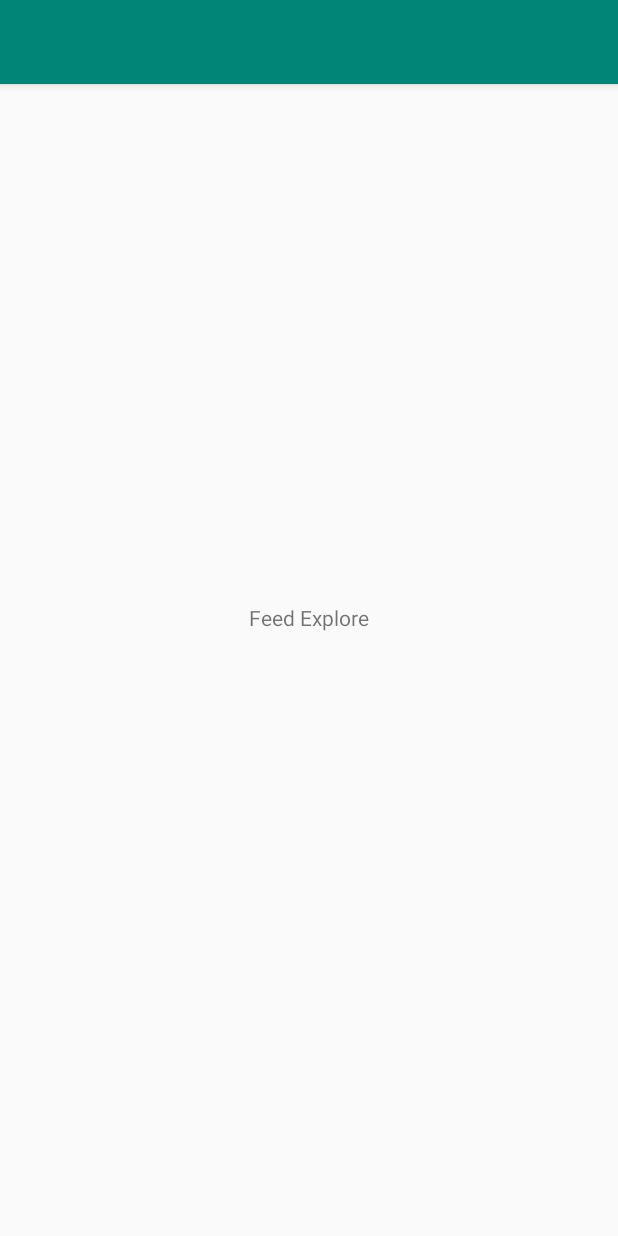
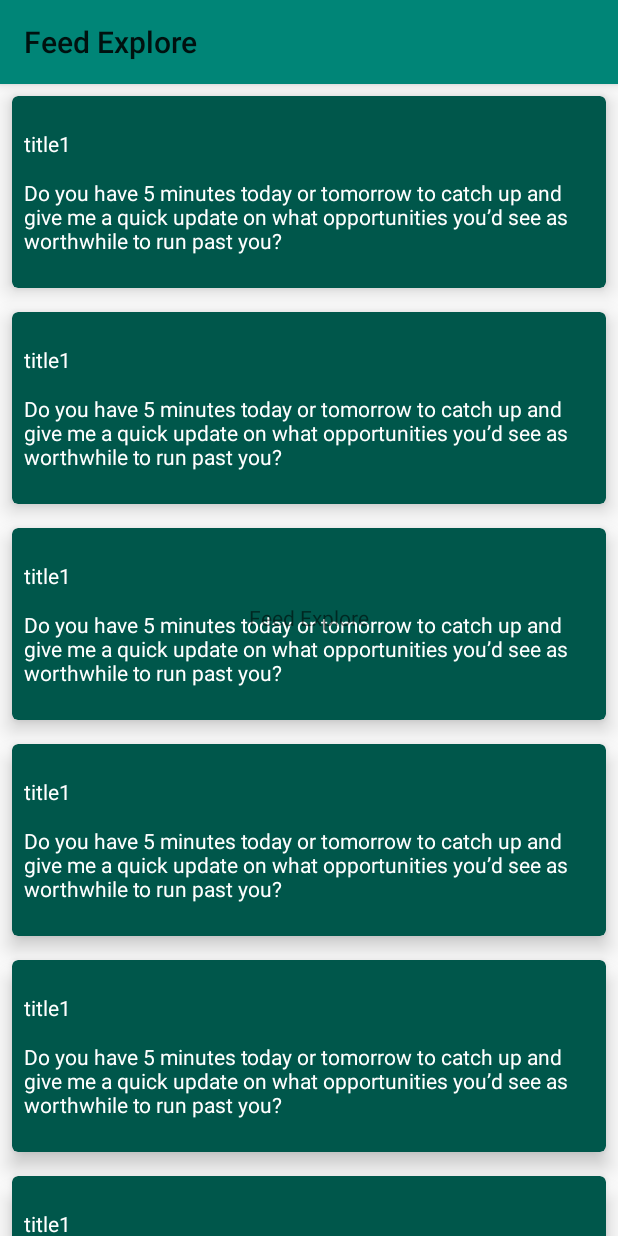
Before and after one commit to HuaiYuanMike/news-feed-exploration, an Android app: the screen it shows after launch (MainActivity), on a phone screen of 412 x 824 dp. Run offline under Robolectric (Android 15) with nearby library versions, the phone set to English and light mode, and no system bars; our stand-ins replace Room's generated code.

Commit message:
Add list of cards into main feed and populate with test items.

```diff
--- a/app/build.gradle
+++ b/app/build.gradle
@@ -10,7 +10,7 @@ android {
     compileSdkVersion 29
     buildToolsVersion "29.0.1"
     defaultConfig {
-        applicationId "com.example.testapp"
+        applicationId "com.example.newsFeed"
         minSdkVersion 21
         targetSdkVersion 29
         versionCode 1
@@ -43,6 +43,7 @@ dependencies {
     implementation 'androidx.constraintlayout:constraintlayout:1.1.3'
     implementation "androidx.coordinatorlayout:coordinatorlayout:1.1.0"
     implementation "androidx.recyclerview:recyclerview:1.1.0"
+    implementation "androidx.cardview:cardview:1.0.0"
 
     implementation "com.google.android.material:material:1.1.0"
 
--- a/app/src/main/java/com/example/newsFeed/mainFeed/presentation/MainActivity.kt
+++ b/app/src/main/java/com/example/newsFeed/mainFeed/presentation/MainActivity.kt
@@ -1,7 +1,7 @@
 package com.example.newsFeed.mainFeed.presentation
 
+import android.os.Bundle
 import androidx.appcompat.app.AppCompatActivity
-import android.os.Bundle
 import com.example.newsFeed.R
 
 class MainActivity : AppCompatActivity() {
--- a/app/src/main/java/com/example/newsFeed/mainFeed/presentation/MainFeedFragment.kt
+++ b/app/src/main/java/com/example/newsFeed/mainFeed/presentation/MainFeedFragment.kt
@@ -6,9 +6,15 @@ import android.view.View
 import android.view.ViewGroup
 import androidx.appcompat.app.AppCompatActivity
 import androidx.fragment.app.Fragment
+import androidx.recyclerview.widget.LinearLayoutManager
+import androidx.recyclerview.widget.RecyclerView
 import com.example.newsFeed.R
 
 class MainFeedFragment : Fragment() {
+
+    lateinit var recyclerView: RecyclerView
+    private val listAdapter = MainFeedListAdapter()
+
     override fun onCreateView(
         inflater: LayoutInflater,
         container: ViewGroup?,
@@ -17,8 +23,24 @@ class MainFeedFragment : Fragment() {
         return inflater.inflate(R.layout.fragment_main_feed, container, false )
     }
 
-    override fun onCreate(savedInstanceState: Bundle?) {
-        super.onCreate(savedInstanceState)
-        (activity as AppCompatActivity).setSupportActionBar(view?.findViewById(R.id.tool_bar))
+
+    override fun onViewCreated(view: View, savedInstanceState: Bundle?) {
+        super.onViewCreated(view, savedInstanceState)
+
+        initToolbar(view)
+
+        initRecyclerView(view)
+    }
+
+    private fun initRecyclerView(rootView: View) {
+        recyclerView = rootView.findViewById(R.id.recycler_view)
+        recyclerView.adapter = listAdapter
+        recyclerView.layoutManager = LinearLayoutManager(this.context)
+        //        recyclerView.addItemDecoration(DividerItemDecoration(this.context, RecyclerView.VERTICAL))
+    }
+
+    private fun initToolbar(rootView: View) {
+        (activity as AppCompatActivity).setSupportActionBar(rootView.findViewById(R.id.tool_bar))
+        (activity as AppCompatActivity).supportActionBar?.title = getString(R.string.app_name)
     }
 }
--- /dev/null
+++ b/app/src/main/java/com/example/newsFeed/mainFeed/presentation/MainFeedListAdapter.kt
@@ -0,0 +1,50 @@
+package com.example.newsFeed.mainFeed.presentation
+
+import android.view.LayoutInflater
+import android.view.View
+import android.view.ViewGroup
+import android.widget.TextView
+import androidx.recyclerview.widget.RecyclerView
+import com.example.newsFeed.R
+import com.example.newsFeed.mainFeed.data.Note
+
+class MainFeedListAdapter : RecyclerView.Adapter<MainFeedListAdapter.MainFeedViewHolder>() {
+
+    // TODO Test list
+    val itemList: List<Note> = listOf(
+        Note(0, "title1", "author", "Do you have 5 minutes today or tomorrow to catch up and give me a quick update on what opportunities you’d see as worthwhile to run past you?"),
+        Note(1, "title1", "author", "Do you have 5 minutes today or tomorrow to catch up and give me a quick update on what opportunities you’d see as worthwhile to run past you?"),
+        Note(2, "title1", "author", "Do you have 5 minutes today or tomorrow to catch up and give me a quick update on what opportunities you’d see as worthwhile to run past you?"),
+        Note(3, "title1", "author", "Do you have 5 minutes today or tomorrow to catch up and give me a quick update on what opportunities you’d see as worthwhile to run past you?"),
+        Note(4, "title1", "author", "Do you have 5 minutes today or tomorrow to catch up and give me a quick update on what opportunities you’d see as worthwhile to run past you?"),
+        Note(5, "title1", "author", "Do you have 5 minutes today or tomorrow to catch up and give me a quick update on what opportunities you’d see as worthwhile to run past you?"),
+        Note(6, "title1", "author", "Do you have 5 minutes today or tomorrow to catch up and give me a quick update on what opportunities you’d see as worthwhile to run past you?"),
+        Note(7, "title1", "author", "Do you have 5 minutes today or tomorrow to catch up and give me a quick update on what opportunities you’d see as worthwhile to run past you?"),
+        Note(8, "title1", "author", "Do you have 5 minutes today or tomorrow to catch up and give me a quick update on what opportunities you’d see as worthwhile to run past you?"),
+        Note(9, "title1", "author", "Do you have 5 minutes today or tomorrow to catch up and give me a quick update on what opportunities you’d see as worthwhile to run past you?"),
+        Note(10, "title1", "author", "Do you have 5 minutes today or tomorrow to catch up and give me a quick update on what opportunities you’d see as worthwhile to run past you?")
+    )
+
+    class MainFeedViewHolder(itemView: View) : RecyclerView.ViewHolder (itemView){
+
+        val title = itemView.findViewById<TextView>(R.id.title)
+        val content = itemView.findViewById<TextView>(R.id.content)
+
+        fun bind(item: Note) {
+            title.text = item.title
+            content.text = item.content
+        }
+    }
+
+    override fun onCreateViewHolder(parent: ViewGroup, viewType: Int): MainFeedViewHolder {
+        return MainFeedViewHolder(LayoutInflater.from(parent.context).inflate(R.layout.item_main_feed_card, parent, false))
+    }
+
+    override fun getItemCount(): Int = itemList.size
+
+    override fun getItemViewType(position: Int) = 0
+
+    override fun onBindViewHolder(holder: MainFeedViewHolder, position: Int) {
+        holder.bind(itemList[position])
+    }
+}
--- /dev/null
+++ b/app/src/main/res/layout/item_main_feed_card.xml
@@ -0,0 +1,36 @@
+<?xml version="1.0" encoding="utf-8"?>
+<androidx.cardview.widget.CardView
+        xmlns:android="http://schemas.android.com/apk/res/android"
+        xmlns:app="http://schemas.android.com/apk/res-auto"
+        style="@style/MainFeedCard">
+
+        <androidx.constraintlayout.widget.ConstraintLayout
+                android:layout_width="match_parent"
+                android:layout_height="match_parent">
+                <TextView
+                        android:id="@+id/title"
+                        android:layout_width="wrap_content"
+                        android:layout_height="wrap_content"
+                        app:layout_constraintStart_toStartOf="parent"
+                        app:layout_constraintLeft_toLeftOf="parent"
+                        app:layout_constraintTop_toTopOf="parent"
+                        app:layout_constraintBottom_toTopOf="@+id/content"
+                        android:textColor="@android:color/primary_text_dark"
+                        android:text = "Sample Title"
+                        />
+
+                <TextView
+                        android:id="@+id/content"
+                        android:layout_width="wrap_content"
+                        android:layout_height="wrap_content"
+                        app:layout_constraintStart_toStartOf="parent"
+                        app:layout_constraintLeft_toLeftOf="parent"
+                        app:layout_constraintBottom_toBottomOf="parent"
+                        app:layout_constraintTop_toBottomOf="@+id/title"
+                        android:gravity="center_vertical"
+                        android:textColor="@android:color/primary_text_dark"
+                        android:text = "This is the sample content of a card item. The content should be long enough to demonstrate."
+                        />
+        </androidx.constraintlayout.widget.ConstraintLayout>
+
+</androidx.cardview.widget.CardView>
--- /dev/null
+++ b/app/src/main/res/values/dimens.xml
@@ -0,0 +1,5 @@
+<?xml version="1.0" encoding="utf-8"?>
+<resources>
+    <dimen name="mainFeed_item_height">128dp</dimen>
+    <dimen name="mainFeed_item_padding">8dp</dimen>
+</resources>
--- a/app/src/main/res/values/styles.xml
+++ b/app/src/main/res/values/styles.xml
@@ -8,4 +8,16 @@
         <item name="colorAccent">@color/colorAccent</item>
     </style>
 
+    <style name="MainFeedCard">
+        <item name="android:layout_height">@dimen/mainFeed_item_height</item>
+        <item name="android:layout_width">match_parent</item>
+        <item name="android:clickable">true</item>
+        <item name="android:foreground">?android:attr/selectableItemBackground</item>
+        <item name="cardBackgroundColor">@color/colorPrimaryDark</item>
+        <item name="cardCornerRadius">4dp</item>
+        <item name="cardElevation">8dp</item>
+        <item name="contentPadding">@dimen/mainFeed_item_padding</item>
+        <item name="android:layout_margin">@dimen/mainFeed_item_padding</item>
+    </style>
+
 </resources>
```
